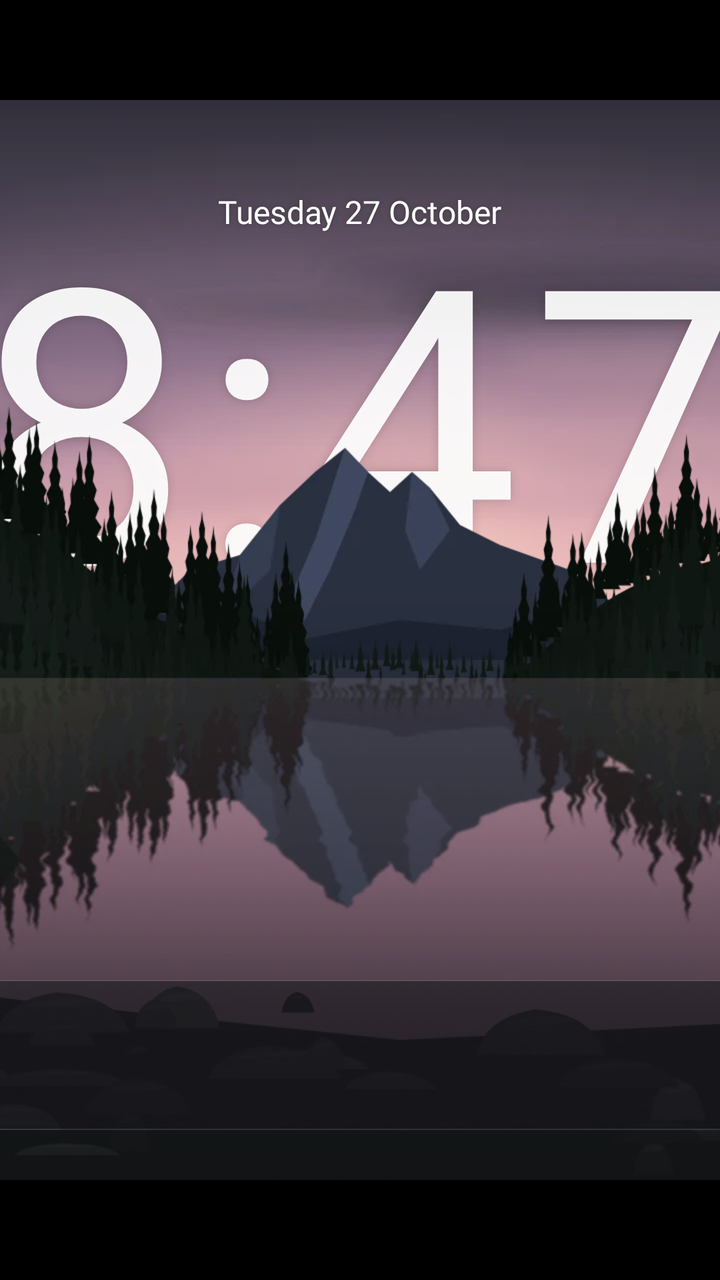
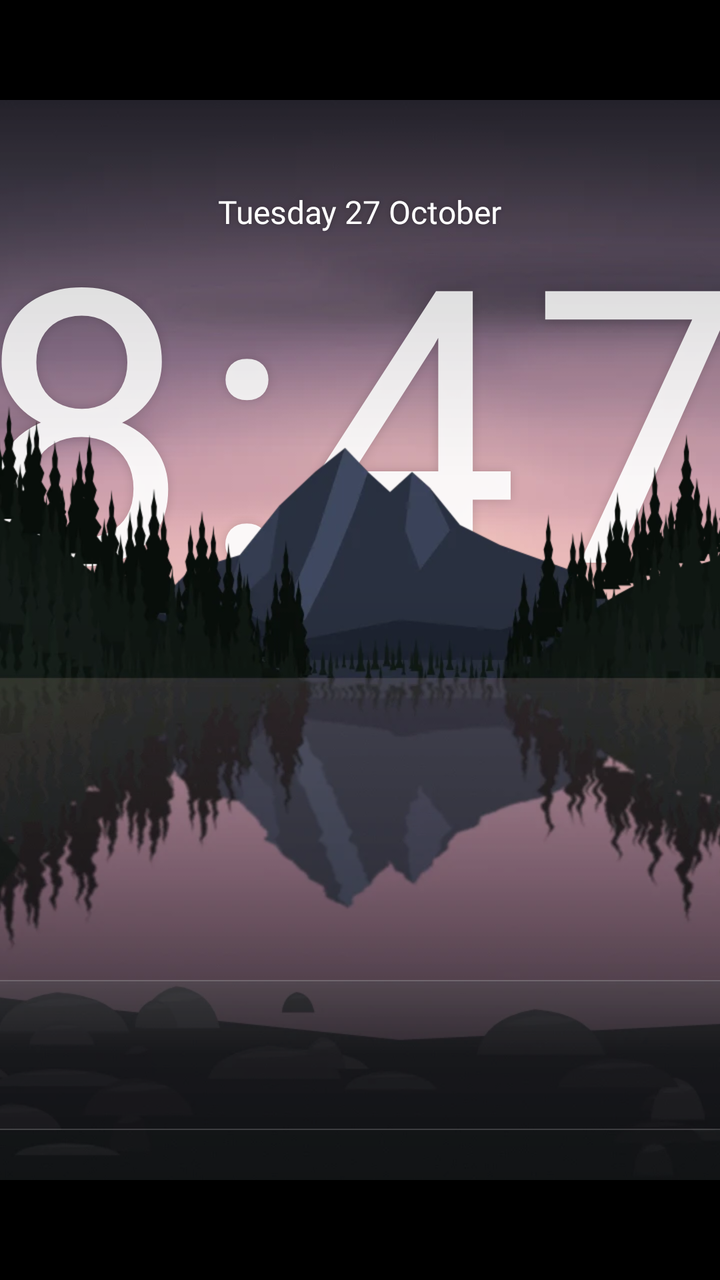

An Android layout rendered at two revisions. The XML below is the earlier revision; the diff shows what the commit changed to produce the second picture.
<!-- AndroidManifest.xml: activity theme Theme.MinimalLauncher -->
<!-- res/layout/activity_main.xml -->
<?xml version="1.0" encoding="utf-8"?>
<FrameLayout xmlns:android="http://schemas.android.com/apk/res/android"
    android:id="@+id/root"
    android:layout_width="match_parent"
    android:layout_height="match_parent"
    android:background="#000000"
    android:clipChildren="false">

    <FrameLayout
        android:id="@+id/stage"
        android:layout_width="960dp"
        android:layout_height="540dp"
        android:layout_gravity="center"
        android:clipChildren="false"
        android:clipToPadding="false">

        <FrameLayout
            android:id="@+id/scenery"
            android:layout_width="match_parent"
            android:layout_height="match_parent">

            
            <ImageView
                android:id="@+id/wallpaperBack"
                android:layout_width="match_parent"
                android:layout_height="match_parent"
                android:scaleType="centerCrop"
                android:src="@drawable/wallpaper_back"
                android:contentDescription="@null" />

            
            <FrameLayout
                android:id="@+id/photoLayer"
                android:layout_width="match_parent"
                android:layout_height="match_parent">

                <ImageView
                    android:id="@+id/photoA"
                    android:layout_width="match_parent"
                    android:layout_height="match_parent"
                    android:alpha="0"
                    android:scaleType="centerCrop"
                    android:contentDescription="@null" />

                <ImageView
                    android:id="@+id/photoB"
                    android:layout_width="match_parent"
                    android:layout_height="match_parent"
                    android:alpha="0"
                    android:scaleType="centerCrop"
                    android:contentDescription="@null" />
            </FrameLayout>

            
            <TextView
                android:id="@+id/clockText"
                android:layout_width="wrap_content"
                android:layout_height="wrap_content"
                android:layout_gravity="top|center_horizontal"
                android:layout_marginTop="54dp"
                android:includeFontPadding="false"
                android:letterSpacing="0.03"
                android:textColor="#EDFFFFFF"
                android:textSize="191dp"
                android:shadowColor="#26000000"
                android:shadowRadius="12"
                android:text="8:47" />

            
            <FrameLayout
                android:id="@+id/frontLayer"
                android:layout_width="match_parent"
                android:layout_height="match_parent">

                <ImageView
                    android:id="@+id/frontA"
                    android:layout_width="match_parent"
                    android:layout_height="match_parent"
                    android:alpha="0"
                    android:scaleType="centerCrop"
                    android:contentDescription="@null" />

                <ImageView
                    android:id="@+id/frontB"
                    android:layout_width="match_parent"
                    android:layout_height="match_parent"
                    android:alpha="0"
                    android:scaleType="centerCrop"
                    android:contentDescription="@null" />
            </FrameLayout>

            <ImageView
                android:id="@+id/wallpaperFront"
                android:layout_width="match_parent"
                android:layout_height="match_parent"
                android:scaleType="centerCrop"
                android:src="@drawable/wallpaper_front"
                android:contentDescription="@null" />
        </FrameLayout>

        
        <View
            android:id="@+id/ambientShade"
            android:layout_width="match_parent"
            android:layout_height="match_parent"
            android:alpha="0"
            android:background="#000000" />

        <View
            android:layout_width="match_parent"
            android:layout_height="300dp"
            android:layout_gravity="bottom"
            android:background="@drawable/bottom_scrim" />

        
        <View
            android:id="@+id/nightOverlay"
            android:layout_width="match_parent"
            android:layout_height="match_parent"
            android:alpha="0"
            android:background="#000000"
            android:visibility="gone" />

        
        <View
            android:id="@+id/railScrim"
            android:layout_width="match_parent"
            android:layout_height="match_parent"
            android:alpha="0"
            android:background="#99000000" />

        <FrameLayout
            android:id="@+id/ui"
            android:layout_width="match_parent"
            android:layout_height="1100dp"
            android:clipChildren="false"
            android:clipToPadding="false">

            
            <LinearLayout
                android:id="@+id/profileSwitch"
                android:layout_width="wrap_content"
                android:layout_height="25dp"
                android:layout_marginStart="39dp"
                android:layout_marginTop="30dp"
                android:background="@drawable/glass_capsule_bg"
                android:gravity="center_vertical"
                android:orientation="horizontal"
                android:padding="2dp" />

            
            <LinearLayout
                android:id="@+id/widgetLeft"
                android:layout_width="220dp"
                android:layout_height="wrap_content"
                android:layout_marginStart="42dp"
                android:layout_marginTop="78dp"
                android:clipChildren="false"
                android:orientation="vertical" />

            
            <TextView
                android:id="@+id/dateText"
                android:layout_width="wrap_content"
                android:layout_height="wrap_content"
                android:layout_gravity="top|center_horizontal"
                android:layout_marginTop="47dp"
                android:fontFamily="@font/inter_medium"
                android:includeFontPadding="false"
                android:shadowColor="#40000000"
                android:shadowRadius="6"
                android:textColor="#FFFFFFFF"
                android:textSize="16dp"
                android:text="Tuesday 27 October" />

            
            <LinearLayout
                android:id="@+id/topRight"
                android:layout_width="wrap_content"
                android:layout_height="43dp"
                android:layout_gravity="top|end"
                android:layout_marginTop="30dp"
                android:layout_marginEnd="42dp"
                android:clipChildren="false"
                android:gravity="center_vertical"
                android:orientation="horizontal">

                <LinearLayout
                    android:id="@+id/deviceRow"
                    android:layout_width="wrap_content"
                    android:layout_height="wrap_content"
                    android:clipChildren="false"
                    android:gravity="center_vertical"
                    android:orientation="horizontal" />

                <FrameLayout
                    android:id="@+id/quickSettingsButton"
                    android:layout_width="43dp"
                    android:layout_height="43dp"
                    android:layout_marginEnd="10dp"
                    android:background="@drawable/glass_circle_bg"
                    android:contentDescription="Control Centre"
                    android:focusable="true"
                    android:focusableInTouchMode="false">

                    <ImageView
                        android:layout_width="19dp"
                        android:layout_height="19dp"
                        android:layout_gravity="center"
                        android:duplicateParentState="true"
                        android:src="@drawable/ic_lucide_toggle"
                        android:tint="@color/icon_on_glass"
                        android:contentDescription="@null" />
                </FrameLayout>

                <FrameLayout
                    android:id="@+id/cinemaButton"
                    android:layout_width="43dp"
                    android:layout_height="43dp"
                    android:layout_marginEnd="10dp"
                    android:background="@drawable/glass_circle_bg"
                    android:contentDescription="Cinema mode"
                    android:focusable="true"
                    android:focusableInTouchMode="false">

                    <ImageView
                        android:layout_width="18dp"
                        android:layout_height="18dp"
                        android:layout_gravity="center"
                        android:duplicateParentState="true"
                        android:src="@drawable/ic_lucide_film"
                        android:tint="@color/icon_on_glass"
                        android:contentDescription="@null" />
                </FrameLayout>

                <FrameLayout
                    android:id="@+id/nightModeButton"
                    android:layout_width="43dp"
                    android:layout_height="43dp"
                    android:background="@drawable/glass_circle_bg"
                    android:contentDescription="@string/night_mode"
                    android:focusable="true"
                    android:focusableInTouchMode="false">

                    <ImageView
                        android:layout_width="18dp"
                        android:layout_height="18dp"
                        android:layout_gravity="center"
                        android:duplicateParentState="true"
                        android:src="@drawable/ic_lucide_moon"
                        android:tint="@color/icon_on_glass"
                        android:contentDescription="@null" />
                </FrameLayout>
            </LinearLayout>

            
            <LinearLayout
                android:id="@+id/widgetRight"
                android:layout_width="240dp"
                android:layout_height="wrap_content"
                android:layout_gravity="top|end"
                android:layout_marginTop="92dp"
                android:layout_marginEnd="42dp"
                android:clipChildren="false"
                android:gravity="end"
                android:orientation="vertical" />

            
            <TextView
                android:id="@+id/keepWatchingLabel"
                android:layout_width="wrap_content"
                android:layout_height="wrap_content"
                android:layout_marginStart="42dp"
                android:layout_marginTop="322dp"
                android:fontFamily="@font/inter_semibold"
                android:includeFontPadding="false"
                android:shadowColor="#40000000"
                android:shadowRadius="6"
                android:textColor="#FFFFFFFF"
                android:textSize="12dp"
                android:text="@string/keep_watching" />

            <LinearLayout
                android:id="@+id/keepWatchingRow"
                android:layout_width="wrap_content"
                android:layout_height="70dp"
                android:layout_marginStart="42dp"
                android:layout_marginTop="345dp"
                android:clipChildren="false"
                android:gravity="center_vertical"
                android:orientation="horizontal" />

            
            <LinearLayout
                android:id="@+id/dock"
                android:layout_width="837dp"
                android:layout_height="75dp"
                android:layout_gravity="top|center_horizontal"
                android:layout_marginTop="440dp"
                android:background="@drawable/glass_dock_bg"
                android:clipChildren="false"
                android:clipToPadding="false"
                android:gravity="center"
                android:orientation="horizontal" />

            
            <TextView
                android:id="@+id/dockLabel"
                android:layout_width="wrap_content"
                android:layout_height="wrap_content"
                android:layout_marginTop="520dp"
                android:alpha="0"
                android:fontFamily="@font/inter_medium"
                android:includeFontPadding="false"
                android:maxLines="1"
                android:shadowColor="#80000000"
                android:shadowRadius="6"
                android:textColor="#F2FFFFFF"
                android:textSize="11dp" />

            
            <LinearLayout
                android:id="@+id/rails"
                android:layout_width="match_parent"
                android:layout_height="wrap_content"
                android:layout_marginTop="560dp"
                android:clipChildren="false"
                android:clipToPadding="false"
                android:orientation="vertical" />
        </FrameLayout>

        
        <View
            android:id="@+id/idleDim"
            android:layout_width="match_parent"
            android:layout_height="match_parent"
            android:alpha="0"
            android:background="#000000"
            android:visibility="gone" />
    </FrameLayout>
</FrameLayout>
<!-- resources referenced by this layout -->
<resources>
  <!-- drawable glass_dock_bg (drawable) -->
  <?xml version="1.0" encoding="utf-8"?>
  <shape xmlns:android="http://schemas.android.com/apk/res/android" android:shape="rectangle">
      <corners android:radius="24dp" />
      <solid android:color="#8C18161C" />
      <stroke android:width="0.5dp" android:color="#1FFFFFFF" />
  </shape>
  <!-- drawable ic_lucide_film (drawable) -->
  <?xml version="1.0" encoding="utf-8"?>
  <vector xmlns:android="http://schemas.android.com/apk/res/android"
      android:width="24dp"
      android:height="24dp"
      android:viewportWidth="24"
      android:viewportHeight="24">
      <path android:pathData="M20.2 6L3 11l-.9-2.4c-.3-1.1.3-2.2 1.3-2.5l13.5-4c1.1-.3 2.2.3 2.5 1.3z" android:strokeColor="#FFFFFFFF" android:strokeWidth="2" android:strokeLineCap="round" android:strokeLineJoin="round" android:fillColor="#00000000" />
      <path android:pathData="M6.2 5.3l3.1 3.9" android:strokeColor="#FFFFFFFF" android:strokeWidth="2" android:strokeLineCap="round" android:strokeLineJoin="round" android:fillColor="#00000000" />
      <path android:pathData="M12.4 3.4l3.1 4" android:strokeColor="#FFFFFFFF" android:strokeWidth="2" android:strokeLineCap="round" android:strokeLineJoin="round" android:fillColor="#00000000" />
      <path android:pathData="M3 11h18v8a2 2 0 0 1-2 2H5a2 2 0 0 1-2-2z" android:strokeColor="#FFFFFFFF" android:strokeWidth="2" android:strokeLineCap="round" android:strokeLineJoin="round" android:fillColor="#00000000" />
  </vector>
  <!-- drawable ic_lucide_moon (drawable) -->
  <?xml version="1.0" encoding="utf-8"?>
  <vector xmlns:android="http://schemas.android.com/apk/res/android"
      android:width="24dp"
      android:height="24dp"
      android:viewportWidth="24"
      android:viewportHeight="24">
      <path android:pathData="M12 3a6 6 0 0 0 9 9 9 9 0 1 1-9-9Z" android:strokeColor="#FFFFFFFF" android:strokeWidth="2" android:strokeLineCap="round" android:strokeLineJoin="round" android:fillColor="#00000000" />
  </vector>
  <!-- drawable ic_lucide_toggle (drawable) -->
  <?xml version="1.0" encoding="utf-8"?>
  <vector xmlns:android="http://schemas.android.com/apk/res/android"
      android:width="24dp"
      android:height="24dp"
      android:viewportWidth="24"
      android:viewportHeight="24">
      <path android:pathData="M8 5h8a7 7 0 0 1 0 14H8A7 7 0 0 1 8 5z" android:strokeColor="#FFFFFFFF" android:strokeWidth="2" android:strokeLineCap="round" android:strokeLineJoin="round" android:fillColor="#00000000" />
      <path android:pathData="M16 9a3 3 0 1 1 0 6a3 3 0 1 1 0-6z" android:strokeColor="#FFFFFFFF" android:strokeWidth="2" android:strokeLineCap="round" android:strokeLineJoin="round" android:fillColor="#00000000" />
  </vector>
  <string name="keep_watching">Continue Watching</string>
  <string name="night_mode">Night mode</string>
  <color name="background_black">#000000</color>
  <!-- unchanged entries left out for length: 6 -->
</resources>

<!-- the commit's change to res/layout/activity_main.xml (unified diff, before → after) -->
@@ -111,6 +111,13 @@
             android:layout_height="300dp"
             android:layout_gravity="bottom"
             android:background="@drawable/bottom_scrim" />
+
+        
+        <View
+            android:layout_width="match_parent"
+            android:layout_height="190dp"
+            android:layout_gravity="top"
+            android:background="@drawable/top_scrim" />
 
         
         <View
<!-- resource entries referenced after the edit -->
@@ -2,42 +2,58 @@
 <resources>
   <!-- drawable glass_dock_bg (drawable) -->
   <?xml version="1.0" encoding="utf-8"?>
-  <shape xmlns:android="http://schemas.android.com/apk/res/android" android:shape="rectangle">
-      <corners android:radius="24dp" />
-      <solid android:color="#8C18161C" />
-      <stroke android:width="0.5dp" android:color="#1FFFFFFF" />
-  </shape>
+  <layer-list xmlns:android="http://schemas.android.com/apk/res/android">
+      <item>
+          <shape android:shape="rectangle">
+              <corners android:radius="24dp" />
+              <solid android:color="#59141318" />
+          </shape>
+      </item>
+      <item>
+          <shape android:shape="rectangle">
+              <corners android:radius="24dp" />
+              <gradient android:angle="270" android:startColor="#1AFFFFFF" android:centerColor="#03FFFFFF" android:endColor="#00FFFFFF" />
+          </shape>
+      </item>
+      <item>
+          <shape android:shape="rectangle">
+              <corners android:radius="24dp" />
+              <stroke android:width="0.5dp" android:color="#2EFFFFFF" />
+          </shape>
+      </item>
+  </layer-list>
   <!-- drawable ic_lucide_film (drawable) -->
   <?xml version="1.0" encoding="utf-8"?>
   <vector xmlns:android="http://schemas.android.com/apk/res/android"
       android:width="24dp"
       android:height="24dp"
-      android:viewportWidth="24"
-      android:viewportHeight="24">
-      <path android:pathData="M20.2 6L3 11l-.9-2.4c-.3-1.1.3-2.2 1.3-2.5l13.5-4c1.1-.3 2.2.3 2.5 1.3z" android:strokeColor="#FFFFFFFF" android:strokeWidth="2" android:strokeLineCap="round" android:strokeLineJoin="round" android:fillColor="#00000000" />
-      <path android:pathData="M6.2 5.3l3.1 3.9" android:strokeColor="#FFFFFFFF" android:strokeWidth="2" android:strokeLineCap="round" android:strokeLineJoin="round" android:fillColor="#00000000" />
-      <path android:pathData="M12.4 3.4l3.1 4" android:strokeColor="#FFFFFFFF" android:strokeWidth="2" android:strokeLineCap="round" android:strokeLineJoin="round" android:fillColor="#00000000" />
-      <path android:pathData="M3 11h18v8a2 2 0 0 1-2 2H5a2 2 0 0 1-2-2z" android:strokeColor="#FFFFFFFF" android:strokeWidth="2" android:strokeLineCap="round" android:strokeLineJoin="round" android:fillColor="#00000000" />
+      android:viewportWidth="512.0"
+      android:viewportHeight="512.0">
+      <path android:pathData="M436 80H76a44.05 44.05 0 0 0-44 44v264a44.05 44.05 0 0 0 44 44h360a44.05 44.05 0 0 0 44-44V124a44.05 44.05 0 0 0-44-44M112 388a12 12 0 0 1-12 12H76a12 12 0 0 1-12-12v-24a12 12 0 0 1 12-12h24a12 12 0 0 1 12 12Zm0-80a12 12 0 0 1-12 12H76a12 12 0 0 1-12-12v-24a12 12 0 0 1 12-12h24a12 12 0 0 1 12 12Zm0-80a12 12 0 0 1-12 12H76a12 12 0 0 1-12-12v-24a12 12 0 0 1 12-12h24a12 12 0 0 1 12 12Zm0-80a12 12 0 0 1-12 12H76a12 12 0 0 1-12-12v-24a12 12 0 0 1 12-12h24a12 12 0 0 1 12 12Zm241.68 124H158.32a16 16 0 0 1 0-32h195.36a16 16 0 1 1 0 32M448 388a12 12 0 0 1-12 12h-24a12 12 0 0 1-12-12v-24a12 12 0 0 1 12-12h24a12 12 0 0 1 12 12Zm0-80a12 12 0 0 1-12 12h-24a12 12 0 0 1-12-12v-24a12 12 0 0 1 12-12h24a12 12 0 0 1 12 12Zm0-80a12 12 0 0 1-12 12h-24a12 12 0 0 1-12-12v-24a12 12 0 0 1 12-12h24a12 12 0 0 1 12 12Zm0-80a12 12 0 0 1-12 12h-24a12 12 0 0 1-12-12v-24a12 12 0 0 1 12-12h24a12 12 0 0 1 12 12Z" android:fillColor="#FFFFFFFF" />
   </vector>
   <!-- drawable ic_lucide_moon (drawable) -->
   <?xml version="1.0" encoding="utf-8"?>
   <vector xmlns:android="http://schemas.android.com/apk/res/android"
       android:width="24dp"
       android:height="24dp"
-      android:viewportWidth="24"
-      android:viewportHeight="24">
-      <path android:pathData="M12 3a6 6 0 0 0 9 9 9 9 0 1 1-9-9Z" android:strokeColor="#FFFFFFFF" android:strokeWidth="2" android:strokeLineCap="round" android:strokeLineJoin="round" android:fillColor="#00000000" />
+      android:viewportWidth="512.0"
+      android:viewportHeight="512.0">
+      <path android:pathData="M264 480A232 232 0 0 1 32 248c0-94 54-178.28 137.61-214.67a16 16 0 0 1 21.06 21.06C181.07 76.43 176 104.66 176 136c0 110.28 89.72 200 200 200 31.34 0 59.57-5.07 81.61-14.67a16 16 0 0 1 21.06 21.06C442.28 426 358 480 264 480" android:fillColor="#FFFFFFFF" />
   </vector>
   <!-- drawable ic_lucide_toggle (drawable) -->
   <?xml version="1.0" encoding="utf-8"?>
   <vector xmlns:android="http://schemas.android.com/apk/res/android"
       android:width="24dp"
       android:height="24dp"
-      android:viewportWidth="24"
-      android:viewportHeight="24">
-      <path android:pathData="M8 5h8a7 7 0 0 1 0 14H8A7 7 0 0 1 8 5z" android:strokeColor="#FFFFFFFF" android:strokeWidth="2" android:strokeLineCap="round" android:strokeLineJoin="round" android:fillColor="#00000000" />
-      <path android:pathData="M16 9a3 3 0 1 1 0 6a3 3 0 1 1 0-6z" android:strokeColor="#FFFFFFFF" android:strokeWidth="2" android:strokeLineCap="round" android:strokeLineJoin="round" android:fillColor="#00000000" />
+      android:viewportWidth="512.0"
+      android:viewportHeight="512.0">
+      <path android:pathData="M64 144h226.75a48 48 0 0 0 90.5 0H448a16 16 0 0 0 0-32h-66.75a48 48 0 0 0-90.5 0H64a16 16 0 0 0 0 32M448 368h-66.75a48 48 0 0 0-90.5 0H64a16 16 0 0 0 0 32h226.75a48 48 0 0 0 90.5 0H448a16 16 0 0 0 0-32M448 240H221.25a48 48 0 0 0-90.5 0H64a16 16 0 0 0 0 32h66.75a48 48 0 0 0 90.5 0H448a16 16 0 0 0 0-32" android:fillColor="#FFFFFFFF" />
   </vector>
+  <!-- drawable top_scrim (drawable) -->
+  <?xml version="1.0" encoding="utf-8"?>
+  <shape xmlns:android="http://schemas.android.com/apk/res/android" android:shape="rectangle">
+      <gradient android:angle="270" android:startColor="#47000000" android:centerColor="#14000000" android:endColor="#00000000" />
+  </shape>
   <string name="keep_watching">Continue Watching</string>
   <string name="night_mode">Night mode</string>
   <color name="background_black">#000000</color>
